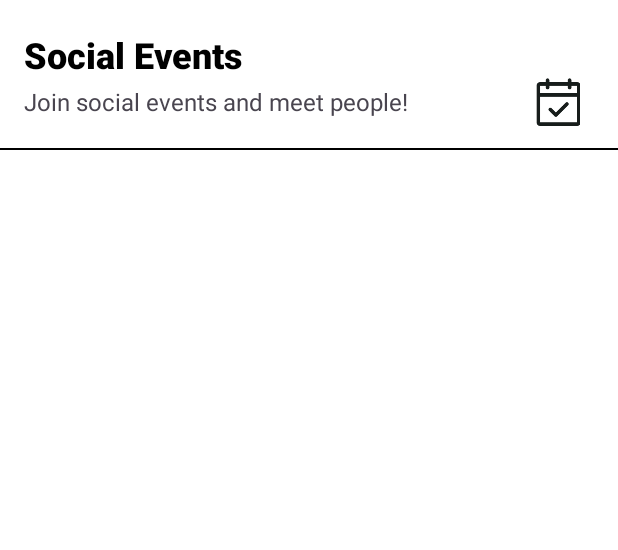
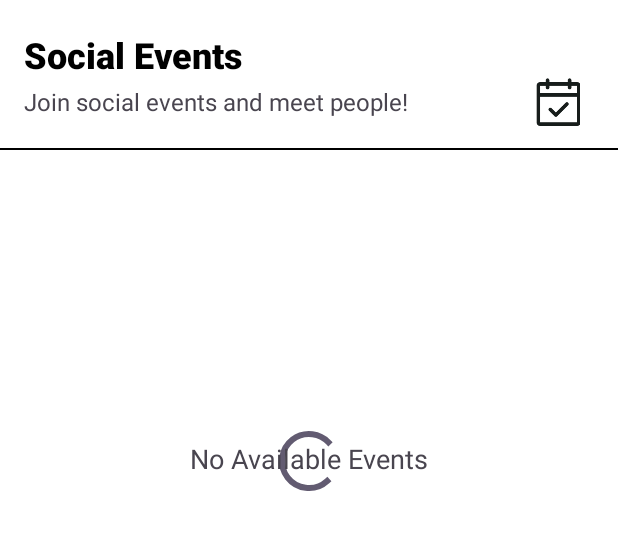
Before and after one commit to kumsia-bangkit/kumsia-app, an Android app: the layout fragment_individual_event.xml on its own in the app's theme, with its tools: preview values and no code run, on a phone screen of 412 x 824 dp, the part 72-622 px from its top. Run offline under Robolectric (Android 15) with nearby library versions, the phone set to English and light mode, and no system bars.

Commit message:
feat: user list of events page

```diff
--- a/app/src/main/res/layout/fragment_individual_event.xml
+++ b/app/src/main/res/layout/fragment_individual_event.xml
@@ -12,6 +12,32 @@
         android:layout_height="match_parent"
         >
 
+        <ProgressBar
+            android:id="@+id/progressBar"
+            style="?android:attr/progressBarStyle"
+            android:layout_width="wrap_content"
+            android:layout_height="wrap_content"
+            android:visibility="gone"
+            app:layout_constraintBottom_toBottomOf="parent"
+            app:layout_constraintEnd_toEndOf="parent"
+            app:layout_constraintStart_toStartOf="parent"
+            app:layout_constraintTop_toTopOf="parent"
+            app:layout_constraintVertical_bias="0.427"
+            tools:visibility="visible" />
+
+        <TextView
+            android:id="@+id/no_events_message"
+            android:layout_width="wrap_content"
+            android:layout_height="wrap_content"
+            android:visibility="gone"
+            android:text="@string/no_available_events"
+            android:textSize="18sp"
+            app:layout_constraintBottom_toBottomOf="parent"
+            app:layout_constraintEnd_toEndOf="parent"
+            app:layout_constraintStart_toStartOf="parent"
+            app:layout_constraintTop_toTopOf="parent"
+            app:layout_constraintVertical_bias="0.427"
+            tools:visibility="visible"/>
 
         <ImageView
             android:id="@+id/app_icon"
--- a/app/src/main/res/values/strings.xml
+++ b/app/src/main/res/values/strings.xml
@@ -194,6 +194,7 @@
     <string name="no_upcoming_event">No Upcoming Event</string>
     <string name="view_all">View All</string>
     <string name="no_friends">No Friends</string>
+    <string name="no_available_events">No Available Events</string>
 
     <string-array name="interests_array">
         <item>Food</item>
```
Also changed, not shown: app/src/main/java/com/dicoding/kumsiaapp/utils/EventUserAdapter.kt (renamed from app/src/main/java/com/dicoding/kumsiaapp/utils/EventAdapter.kt, +12 -12 lines), app/src/main/java/com/dicoding/kumsiaapp/view/individual/event/IndividualEventFragment.kt (+53 -0 lines), app/src/main/java/com/dicoding/kumsiaapp/viewmodel/EventViewModel.kt (+19 -0 lines).
